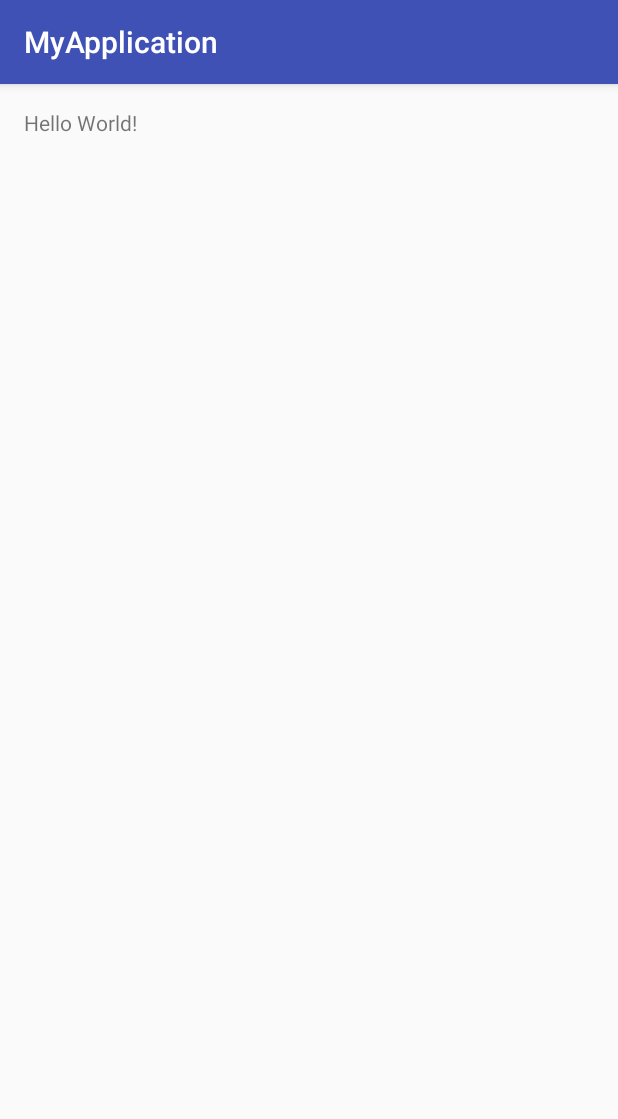
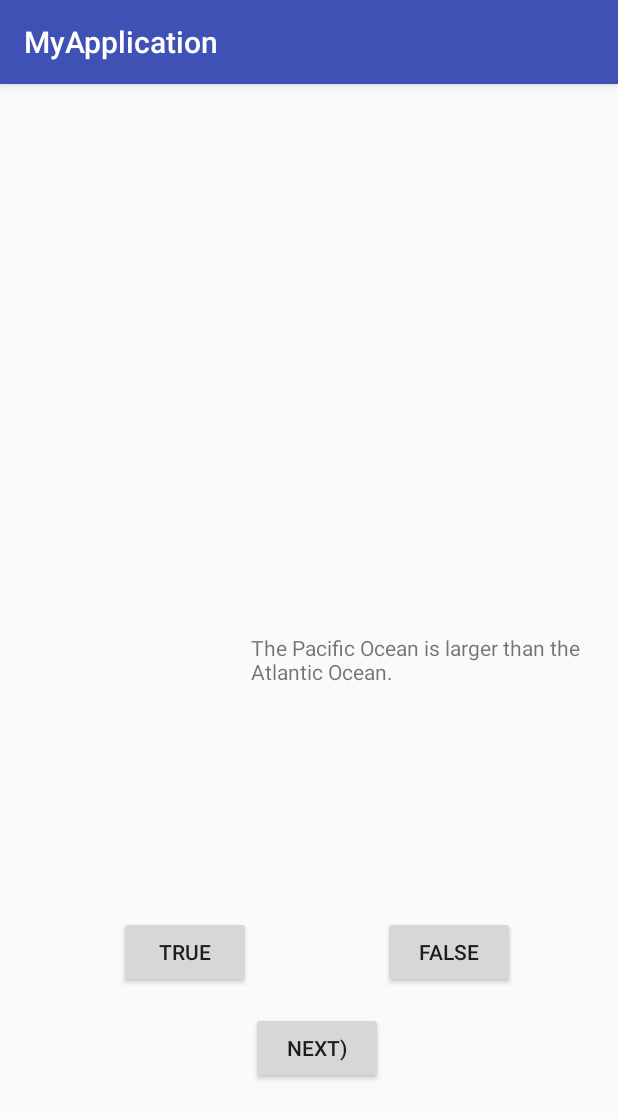
Before and after one commit to waywern/MyApplication, an Android app: the screen it shows after launch (MainActivity), on a phone screen of 412 x 824 dp. Shown: the top 1119 px of the screen. Run offline under Robolectric (Android 15) with nearby library versions, the phone set to English and light mode, and no system bars.

Commit message:
next test

```diff
--- a/app/src/main/java/com/waywern/myapplication/MainActivity.java
+++ b/app/src/main/java/com/waywern/myapplication/MainActivity.java
@@ -2,14 +2,72 @@ package com.waywern.myapplication;
 
 import android.support.v7.app.AppCompatActivity;
     import android.os.Bundle;
+    import android.view.View;
+    import android.widget.Button;
+    import android.widget.TextView;
+    import android.widget.Toast;
 
     public class MainActivity extends AppCompatActivity {
+    private Button mTrueButton;
+    private Button mFalseButton;
+    private Button mNextButton;
+    private TextView mQuestionTextView;
+    private TrueFalse[] mQuestionBank = new TrueFalse[] {
+                    new TrueFalse(R.string.question_oceans, true),
+                    new TrueFalse(R.string.question_mideast, false),
+                    new TrueFalse(R.string.question_africa, false),
+                    new TrueFalse(R.string.question_americas, true),
+                    new TrueFalse(R.string.question_asia, true),
+            };
+    private int mCurrentIndex = 0;
 
             @Override
     protected void onCreate(Bundle savedInstanceState) {
             super.onCreate(savedInstanceState);
             setContentView(R.layout.activity_main);
-        String test = "test";
-        test = "A";
+
+                    mTrueButton = (Button)findViewById(R.id.true_button);
+
+                    mTrueButton.setOnClickListener(new View.OnClickListener() {
+                            @Override
+                            public void onClick(View v) {
+                                    checkAnswer(true);
+                                }
+                        });
+
+                    mFalseButton = (Button)findViewById(R.id.false_button);
+            mFalseButton.setOnClickListener( new View.OnClickListener() {
+                    @Override
+                    public void onClick(View v) {
+                            checkAnswer(false);
+                        }
+                });
+
+                    mQuestionTextView = (TextView)findViewById(R.id.question_textView);
+            updatequestion();
+
+                    mNextButton = (Button)findViewById(R.id.next_button);
+            mNextButton.setOnClickListener(new View.OnClickListener(){
+                    @Override
+                    public void onClick(View v){
+                            mCurrentIndex = (mCurrentIndex  - 1) % mQuestionBank.length;
+                            updatequestion();
+                        }
+                });
+        }
+    public void updatequestion()
+    {
+            int question = mQuestionBank[mCurrentIndex].getQuestion();
+            mQuestionTextView.setText(question);
+        }
+
+            public void checkAnswer(boolean answer)
+    {
+            int pointer_to_text;
+            if(answer == mQuestionBank[mCurrentIndex].isAnswer())
+                    pointer_to_text = R.string.correct_toast;
+            else
+                pointer_to_text = R.string.incorrect_toast;
+            Toast.makeText(MainActivity.this, pointer_to_text, Toast.LENGTH_SHORT).show();
         }
 }
--- /dev/null
+++ b/app/src/main/java/com/waywern/myapplication/TrueFalse.java
@@ -0,0 +1,31 @@
+package com.waywern.myapplication;
+
+/**
+ * Created by Home on 9/10/2016.
+ */
+public class TrueFalse {
+    private int question;
+    private boolean answer;
+
+            public int getQuestion() {
+            return question;
+        }
+
+            public boolean isAnswer() {
+            return answer;
+        }
+
+            public void setQuestion(int question) {
+            this.question = question;
+        }
+
+            public void setAnswer(boolean answer) {
+            this.answer = answer;
+        }
+
+            public TrueFalse(int question, boolean answer)
+    {
+            this.question = question;
+            this.answer = answer;
+        }
+}
--- a/app/src/main/res/layout/activity_main.xml
+++ b/app/src/main/res/layout/activity_main.xml
@@ -12,5 +12,39 @@
     <TextView
         android:layout_width="wrap_content"
         android:layout_height="wrap_content"
-        android:text="Hello World!" />
+        android:id="@+id/question_textView"
+        android:layout_centerVertical="true"
+        android:layout_toRightOf="@+id/true_button"
+        android:layout_toEndOf="@+id/true_button" />
+
+    <Button
+        android:layout_width="wrap_content"
+        android:layout_height="wrap_content"
+        android:text="True"
+        android:id="@+id/true_button"
+        android:layout_alignParentBottom="true"
+        android:layout_alignParentLeft="true"
+        android:layout_alignParentStart="true"
+        android:layout_marginLeft="63dp"
+        android:layout_marginStart="63dp"
+        android:layout_marginBottom="149dp" />
+
+    <Button
+        android:layout_width="wrap_content"
+        android:layout_height="wrap_content"
+        android:text="False"
+        android:id="@+id/false_button"
+        android:layout_alignTop="@+id/true_button"
+        android:layout_toRightOf="@+id/next_button"
+        android:layout_toEndOf="@+id/next_button" />
+
+    <Button
+        android:layout_width="wrap_content"
+        android:layout_height="wrap_content"
+        android:text="@string/next"
+        android:id="@+id/next_button"
+        android:layout_alignTop="@+id/true_button"
+        android:layout_toRightOf="@+id/true_button"
+        android:layout_toEndOf="@+id/true_button"
+        android:layout_marginTop="64dp" />
 </RelativeLayout>
--- a/app/src/main/res/values/strings.xml
+++ b/app/src/main/res/values/strings.xml
@@ -1,3 +1,11 @@
 <resources>
     <string name="app_name">MyApplication</string>
+    <string name="correct_toast">Correct!</string>
+    <string name="incorrect_toast">Incorrect!</string>
+    <string name="next">Next)</string>
+    <string name="question_oceans">The Pacific Ocean is larger than the Atlantic Ocean.</string>
+    <string name="question_mideast">The Suez Canal connects the Red Sea and the Indian Ocean.</string>
+    <string name="question_africa">The source of the Nile River is in Egypt.</string>
+    <string name="question_americas">The Amazon River is the longest river in the Americas.</string>
+    <string name="question_asia">Lake Baikal is the world\'s oldest and deepest freshwater lake.</string>
 </resources>
```
Lines whose indentation alone changed are shown as unchanged.
